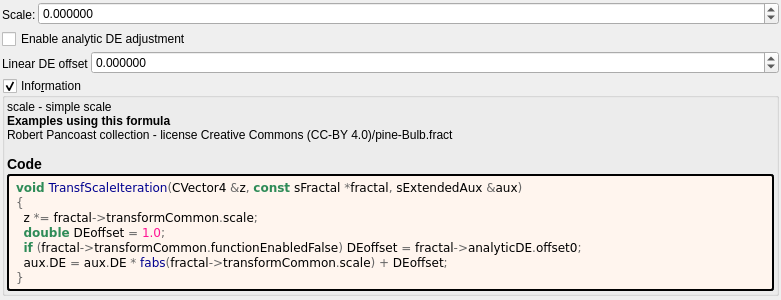
Old version of the form mandelbulber2/formula/ui/transf_scale.ui in the repository buddhi1980/mandelbulber2.
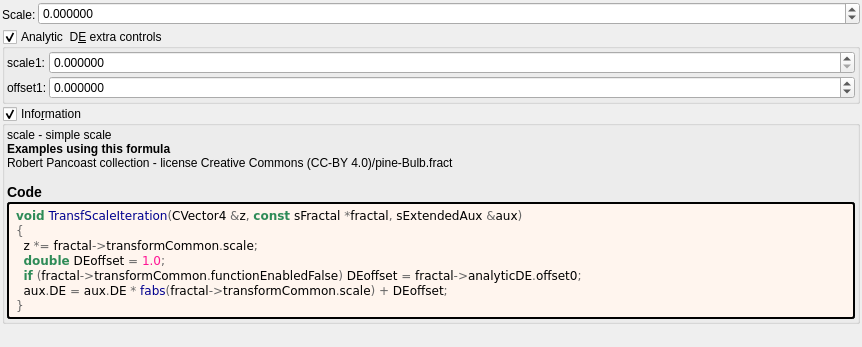
New version of the form. Custom widgets are drawn as their Qt base class.

```diff
--- a/mandelbulber2/formula/ui/transf_scale.ui
+++ b/mandelbulber2/formula/ui/transf_scale.ui
@@ -6,8 +6,8 @@
    <rect>
     <x>0</x>
     <y>0</y>
-    <width>781</width>
-    <height>300</height>
+    <width>862</width>
+    <height>347</height>
    </rect>
   </property>
   <property name="windowTitle">
@@ -72,35 +72,43 @@
     </layout>
    </item>
    <item>
-    <widget class="QCheckBox" name="checkBox_transf_function_enabled_false">
-     <property name="enabled">
+    <widget class="MyGroupBox" name="groupCheck_analyticDE_enabled_false">
+     <property name="title">
+      <string>Analytic  D&amp;E extra controls</string>
+     </property>
+     <property name="checkable">
       <bool>true</bool>
      </property>
-     <property name="font">
-      <font>
-       <weight>50</weight>
-       <bold>false</bold>
-      </font>
-     </property>
-     <property name="text">
-      <string>Enable analytic DE adjustment</string>
-     </property>
-    </widget>
-   </item>
+     <layout class="QVBoxLayout" name="verticalLayout_13" stretch="0">
+      <property name="spacing">
+       <number>2</number>
+      </property>
+      <property name="leftMargin">
+       <number>2</number>
+      </property>
+      <property name="topMargin">
+       <number>2</number>
+      </property>
+      <property name="rightMargin">
+       <number>2</number>
+      </property>
+      <property name="bottomMargin">
+       <number>2</number>
+      </property>
    <item>
-    <layout class="QGridLayout" name="gridLayout_2" columnstretch="0,1">
+       <layout class="QGridLayout" name="gridLayout_27" columnstretch="0,0,1">
      <property name="spacing">
       <number>2</number>
      </property>
-     <item row="0" column="0" rowspan="2">
-      <widget class="QLabel" name="label_109">
-       <property name="text">
-        <string>Linear DE offset</string>
-       </property>
-      </widget>
-     </item>
      <item row="0" column="1">
-      <widget class="MyDoubleSpinBox" name="spinbox_analyticDE_offset_0">
+         <widget class="QLabel" name="label_182">
+          <property name="text">
+           <string>scale1:</string>
+          </property>
+         </widget>
+        </item>
+        <item row="1" column="2">
+         <widget class="MyDoubleSpinBox" name="spinbox_analyticDE_offset_1">
        <property name="sizePolicy">
         <sizepolicy hsizetype="Minimum" vsizetype="Maximum">
          <horstretch>0</horstretch>
@@ -127,7 +135,45 @@
        </property>
       </widget>
      </item>
-    </layout>
+        <item row="0" column="2">
+         <widget class="MyDoubleSpinBox" name="spinbox_analyticDE_scale_1">
+          <property name="sizePolicy">
+           <sizepolicy hsizetype="Minimum" vsizetype="Maximum">
+            <horstretch>0</horstretch>
+            <verstretch>0</verstretch>
+           </sizepolicy>
+          </property>
+          <property name="prefix">
+           <string/>
+          </property>
+          <property name="suffix">
+           <string/>
+          </property>
+          <property name="decimals">
+           <number>6</number>
+          </property>
+          <property name="minimum">
+           <double>0.000000000000000</double>
+          </property>
+          <property name="maximum">
+           <double>99.989999999999995</double>
+          </property>
+          <property name="singleStep">
+           <double>0.100000000000000</double>
+          </property>
+         </widget>
+        </item>
+        <item row="1" column="1">
+         <widget class="QLabel" name="label_177">
+          <property name="text">
+           <string>offset1:</string>
+          </property>
+         </widget>
+        </item>
+       </layout>
+      </item>
+     </layout>
+    </widget>
    </item>
    <item>
     <widget class="MyGroupBox" name="groupCheck_info">
```
Left out of the diff: 21 changed lines with no effect on the pictures. Lines whose indentation alone changed are shown as unchanged.
